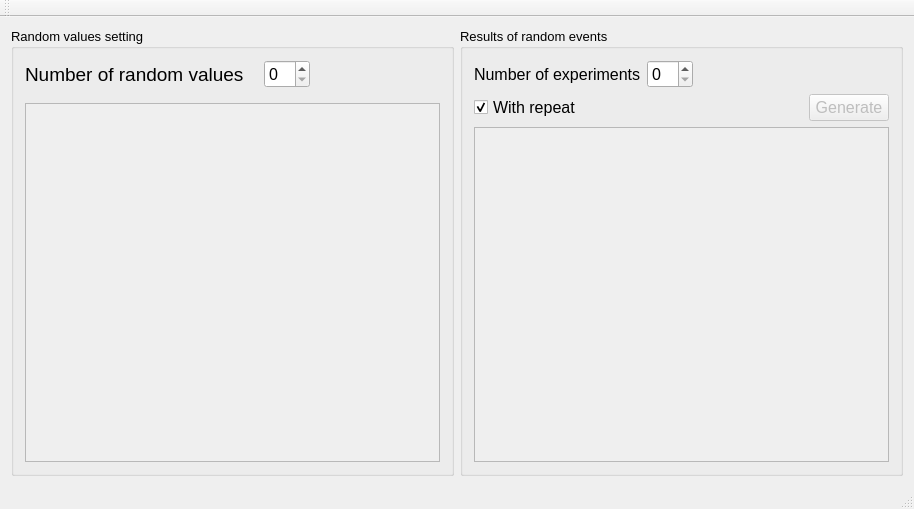
Before: the Qt Designer form lab2/RandomEventsGenerator/mainwindow.ui in scientist19/OOP-basics, drawn with Qt 5.
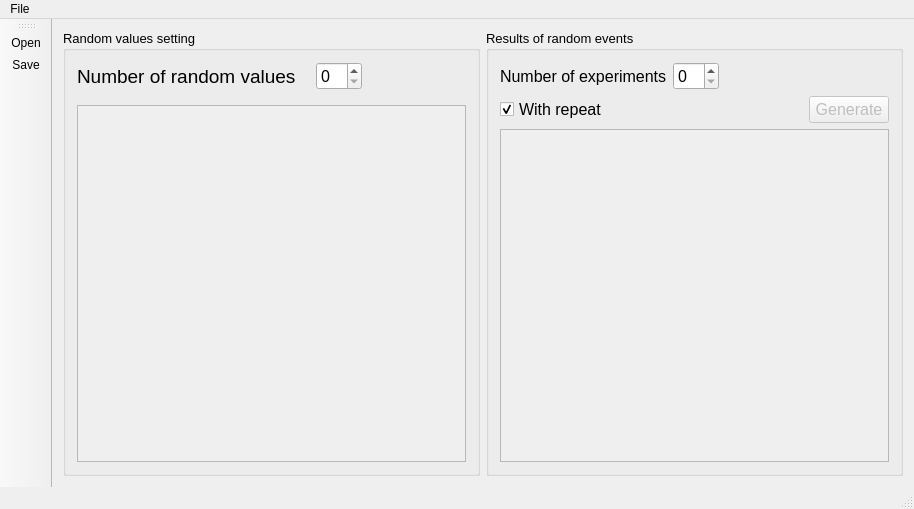
After: the same form once the commit is applied. Icons and pictures are not drawn.

Commit message: Added implementation of save/open mechanism

Diff of the .ui file:
```diff
--- a/lab2/RandomEventsGenerator/mainwindow.ui
+++ b/lab2/RandomEventsGenerator/mainwindow.ui
@@ -109,8 +109,8 @@
              <rect>
               <x>0</x>
               <y>0</y>
-              <width>416</width>
-              <height>326</height>
+              <width>383</width>
+              <height>340</height>
              </rect>
             </property>
            </widget>
@@ -235,8 +235,8 @@
              <rect>
               <x>0</x>
               <y>0</y>
-              <width>415</width>
-              <height>294</height>
+              <width>407</width>
+              <height>308</height>
              </rect>
             </property>
            </widget>
@@ -258,16 +258,44 @@
      <height>26</height>
     </rect>
    </property>
+   <widget class="QMenu" name="menuFile">
+    <property name="title">
+     <string>File</string>
+    </property>
+    <addaction name="actionSave"/>
+    <addaction name="actionOpen"/>
+   </widget>
+   <addaction name="menuFile"/>
   </widget>
   <widget class="QToolBar" name="mainToolBar">
    <attribute name="toolBarArea">
-    <enum>TopToolBarArea</enum>
+    <enum>LeftToolBarArea</enum>
    </attribute>
    <attribute name="toolBarBreak">
-    <bool>false</bool>
+    <bool>true</bool>
    </attribute>
+   <addaction name="actionOpen"/>
+   <addaction name="actionSave"/>
   </widget>
   <widget class="QStatusBar" name="statusBar"/>
+  <action name="actionSave">
+   <property name="icon">
+    <iconset resource="resources.qrc">
+     <normaloff>:/rec/img/download.jpg</normaloff>:/rec/img/download.jpg</iconset>
+   </property>
+   <property name="text">
+    <string>Save</string>
+   </property>
+  </action>
+  <action name="actionOpen">
+   <property name="icon">
+    <iconset resource="resources.qrc">
+     <normaloff>:/rec/img/w256h2561372348486openfile256.png</normaloff>:/rec/img/w256h2561372348486openfile256.png</iconset>
+   </property>
+   <property name="text">
+    <string>Open</string>
+   </property>
+  </action>
  </widget>
  <layoutdefault spacing="6" margin="11"/>
  <resources/>
```
Left out of the diff: 31 changed lines with no effect on the pictures. The commit also changes 15 other files.
